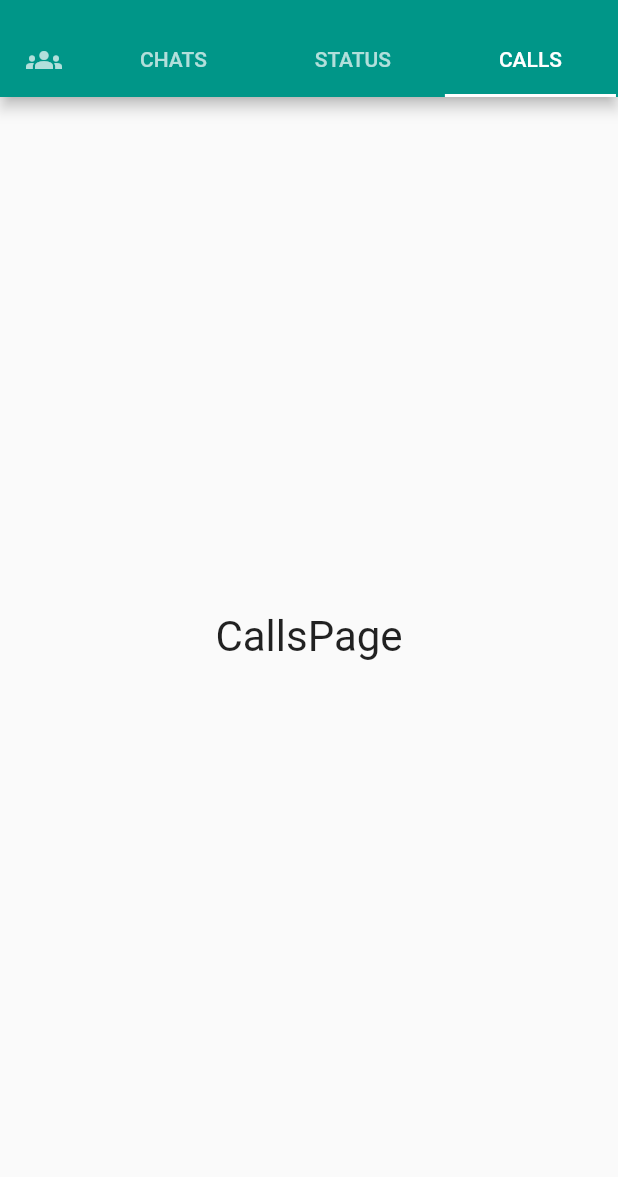
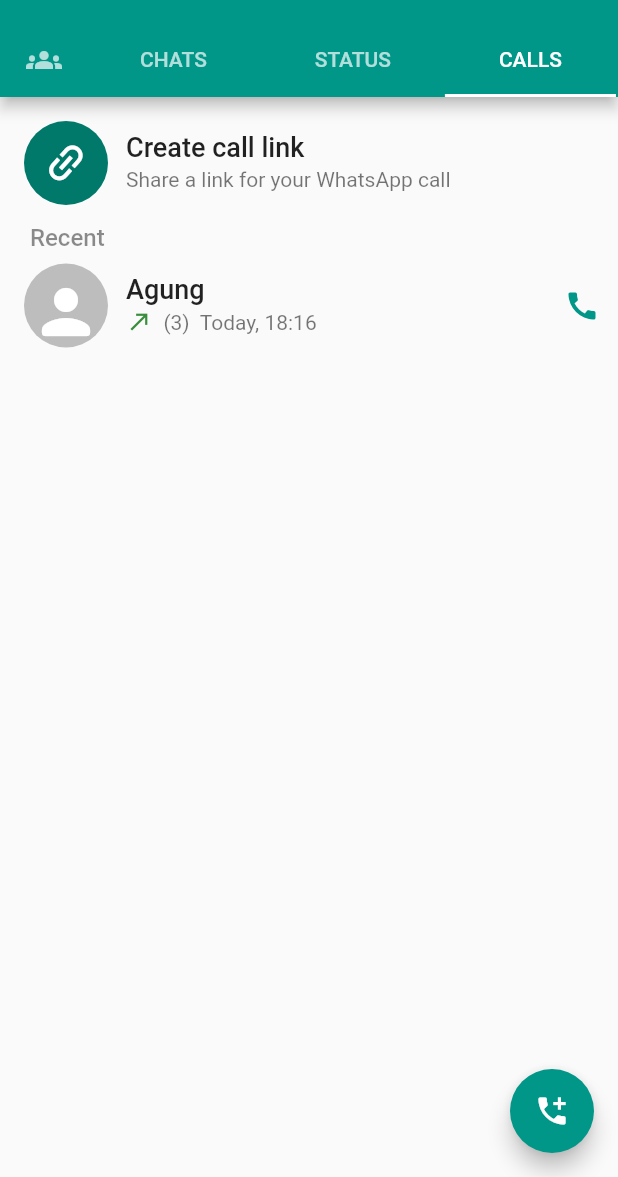
Before and after one commit to GungDeRaka/WhatsApp_UI_clone, a Flutter app: the screen it shows after launch, tab 4 chosen, after a tap on the "camera alt" icon, on a phone screen of 412 x 824 dp, the part 59-1236 px from its top. Run offline on Flutter 3.47's test engine with Material 2 defaults, Android fonts, the phone set to English and light mode, and no system bars.

Commit message:
final commit

```diff
--- a/lib/main.dart
+++ b/lib/main.dart
@@ -1,7 +1,7 @@
 import 'package:flutter/material.dart';
-import 'package:slice_ui_whatsapp/pages/chats_page.dart';
-import 'package:slice_ui_whatsapp/pages/status_page.dart';
+import 'package:slice_ui_whatsapp/main_pages_viewer.dart';
 
+import 'my_pages_view.dart';
 
 void main() {
   runApp(const MyApp());
@@ -12,107 +12,16 @@
 
   @override
   Widget build(BuildContext context) {
+    MainPagesViewer contohTabBar = const MainPagesViewer();
+    // ignore: unused_local_variable
+    MyPagesView contohTabBar2= const MyPagesView();//*Widget dengan DefaultTabController
     return MaterialApp(
       debugShowCheckedModeBanner: false,
       title: 'Flutter Demo',
       theme: ThemeData(
         primarySwatch: Colors.teal,
       ),
-      home: const MyPagesView(),
+      home: contohTabBar,
     );
   }
 }
-
-
-
-class MyPagesView extends StatefulWidget {
-  const MyPagesView({super.key});
-
-  @override
-  State<MyPagesView> createState() => _MyPagesViewState();
-}
-
-class _MyPagesViewState extends State<MyPagesView> {
-  @override
-  Widget build(BuildContext context) {
-    return DefaultTabController(
-      initialIndex: 1,
-      length: 4,
-      child: Scaffold(
-        appBar: AppBar(
-          title: const Text("WhatsApp"),
-          actions: [
-            IconButton(
-              onPressed: () {},
-              icon: const Icon(
-                Icons.camera_alt_outlined,
-                size: 24.0,
-              ),
-            ),
-            IconButton(
-              onPressed: () {},
-              icon: const Icon(
-                Icons.search,
-                size: 24.0,
-              ),
-            ),
-            IconButton(
-              onPressed: () {},
-              icon: const Icon(
-                Icons.more_vert,
-                size: 24.0,
-              ),
-            ),
-            const SizedBox(
-              width: 12,
-            )
-          ],
-          bottom: const TabBar(
-            isScrollable: true,
-            tabs: [
-              Tab(
-                icon: Icon(
-                  Icons.groups,
-                ),
-              ),
-              Padding(
-                padding: EdgeInsets.symmetric(horizontal: 20),
-                child: Tab(
-                  text: "CHATS",
-                ),
-              ),
-              Padding(
-                padding: EdgeInsets.symmetric(horizontal: 20),
-                child: Tab(
-                  text: "STATUS",
-                ),
-              ),
-              Padding(
-                padding: EdgeInsets.symmetric(horizontal: 20),
-                child: Tab(
-                  text: "CALLS",
-                ),
-              ),
-            ],
-          ),
-        ),
-        body: const TabBarView(children: [
-          Center(
-            child: Text(
-              "ComunityPage",
-              style: TextStyle(fontSize: 28),
-            ),
-          ),
-          MyChatsPage(),
-          StatusPage(),
-          Center(
-            child: Text(
-              "CallsPage",
-              style: TextStyle(fontSize: 28),
-            ),
-          )
-        ]),
-      ),
-    );
-  }
-}
--- /dev/null
+++ b/lib/main_pages_viewer.dart
@@ -0,0 +1,137 @@
+import 'package:flutter/material.dart';
+import 'package:slice_ui_whatsapp/pages/community_page.dart';
+import 'pages/calls_page.dart';
+import 'pages/chats_page.dart';
+import 'pages/status_page.dart';
+
+class MainPagesViewer extends StatefulWidget {
+  const MainPagesViewer({Key? key}) : super(key: key);
+
+  @override
+  State<MainPagesViewer> createState() => _MainPagesViewerState();
+}
+
+class _MainPagesViewerState extends State<MainPagesViewer>
+    with SingleTickerProviderStateMixin {
+  late TabController _tabController;
+
+  @override
+  void initState() {
+    super.initState();
+    _tabController = TabController(vsync: this, length: 4, initialIndex: 1);
+    _tabController.addListener(() {
+      setState(() {});
+    });
+  }
+
+  @override
+  void dispose() {
+    _tabController.dispose();
+    super.dispose();
+  }
+
+  @override
+  Widget build(BuildContext context) {
+    return Scaffold(
+      appBar: AppBar(
+        title: const Text("WhatsApp"),
+        actions: [
+          IconButton(
+            onPressed: () {},
+            icon: const Icon(
+              Icons.camera_alt_outlined,
+              size: 24.0,
+            ),
+          ),
+          (_tabController.index == 0)
+              ? const SizedBox()
+              : IconButton(
+                  onPressed: () {},
+                  icon: const Icon(
+                    Icons.search,
+                    size: 24.0,
+                  ),
+                ),
+          IconButton(
+            onPressed: () {},
+            icon: const Icon(
+              Icons.more_vert,
+              size: 24.0,
+            ),
+          ),
+          const SizedBox(
+            width: 12,
+          )
+        ],
+        bottom: TabBar(
+          onTap: (value) {
+            setState(() {});
+          },
+          controller: _tabController,
+          isScrollable: true,
+          tabs: const [
+            Tab(
+              icon: Icon(
+                Icons.groups,
+              ),
+            ),
+            Padding(
+              padding: EdgeInsets.symmetric(horizontal: 20),
+              child: Tab(
+                text: "CHATS",
+              ),
+            ),
+            Padding(
+              padding: EdgeInsets.symmetric(horizontal: 20),
+              child: Tab(
+                text: "STATUS",
+              ),
+            ),
+            Padding(
+              padding: EdgeInsets.symmetric(horizontal: 20),
+              child: Tab(
+                text: "CALLS",
+              ),
+            ),
+          ],
+        ),
+      ),
+      body: TabBarView(controller: _tabController, children: const [
+        CommunityPage(),
+        MyChatsPage(),
+        StatusPage(),
+        CallsPage(),
+      ]),
+      floatingActionButton: Column(
+        mainAxisAlignment: MainAxisAlignment.end,
+        children: (_tabController.index == 0)
+            ? []
+            : [
+                (_tabController.index == 2)
+                    ? FloatingActionButton(
+                        backgroundColor: Colors.grey[300],
+                        mini: true,
+                        child: Icon(Icons.create, color: Colors.grey[800]),
+                        onPressed: () {
+                          //
+                        },
+                      )
+                    : const SizedBox(),
+                const SizedBox(
+                  height: 12,
+                ),
+                FloatingActionButton(
+                  child: Icon((_tabController.index == 1)
+                      ? Icons.chat
+                      : (_tabController.index == 2)
+                          ? Icons.camera_alt
+                          : Icons.add_call),
+                  onPressed: () {
+                    //
+                  },
+                ),
+              ],
+      ),
+    );
+  }
+}
--- /dev/null
+++ b/lib/pages/calls_page.dart
@@ -0,0 +1,81 @@
+import 'package:flutter/material.dart';
+
+import '../model/chats_history.dart';
+import '../widgets/versatile_listtile.dart';
+
+class CallsPage extends StatelessWidget {
+  const CallsPage({Key? key}) : super(key: key);
+
+  @override
+  Widget build(BuildContext context) {
+    return Scaffold(
+      body: ListView(
+        padding: const EdgeInsets.only(top: 8,right: 12,left: 4),
+        children: [
+          VersatileListTile(
+              leadingTile: CircleAvatar(
+                    radius: 40,
+                    child: Transform.rotate(angle: 40,
+                    child: const Icon(Icons.link,size: 32,)),
+                  ),
+              tileTitle: "Create call link",
+              tileSubtitle: const Text("Share a link for your WhatsApp call",
+              style: TextStyle(
+              fontSize: 14.0,
+              ),
+              ),),
+          const SizedBox(
+            height: 4,
+          ),
+          const Padding(
+            padding: EdgeInsets.only(left: 16),
+            child: Text(
+              "Recent",
+              style: TextStyle(
+                  fontSize: 16.0,
+                  fontWeight: FontWeight.w500,
+                  color: Colors.black45),
+            ),
+          ),
+          VersatileListTile(
+              leadingTile: CircleAvatar(
+                radius: 40,
+                backgroundColor: Colors.grey[400],
+                child: const Padding(
+                  padding: EdgeInsets.only(top: 8),
+                  child: Icon(
+                    Icons.person_rounded,
+                    size: 48.0,
+                    color: Colors.white,
+                  ),
+                ),
+              ),
+              tileTitle: myChatsHistory[1]["contactName"].toString(),
+              tileSubtitle: Padding(
+                padding: const EdgeInsets.only(top: 2),
+                child: Row(
+                  crossAxisAlignment: CrossAxisAlignment.end,
+                  children: [ Icon(
+                  Icons.call_made,
+                  size: 18.0,
+                  color:  Colors.green[700],
+                  ),
+                  const Text("  (3)  Today, 18:16",
+                  style: TextStyle(
+                  fontSize: 14.0,
+                  ),
+                  ),],
+                ),
+              ),
+              trailingTile: const Icon(
+              Icons.call,
+              color: Colors.teal,
+              size: 24.0,
+              ),)
+        ],
+      ),
+
+
+    );
+  }
+}
--- a/lib/pages/chats_page.dart
+++ b/lib/pages/chats_page.dart
@@ -13,7 +13,7 @@
         children: myChatsHistory.map((chatData) {
           return VersatileListTile(
               leadingTile: CircleAvatar(
-                radius: 50,
+                radius: 40,
                 backgroundColor: Colors.grey[400],
                 child: const Padding(
                   padding: EdgeInsets.only(top: 8),
@@ -25,7 +25,11 @@
                 ),
               ),
               tileTitle: chatData["contactName"].toString(),
-              tileSubtitle: chatData["latestChat"].toString(),
+              tileSubtitle: Text(chatData["latestChat"].toString(),
+              style: const TextStyle(
+              fontSize: 14.0,
+              ),
+              ),
               trailingTile: Text(
               chatData["sentOn"].toString(),
               style: const TextStyle(
@@ -34,47 +38,7 @@
             ),);
         }).toList(),
       ),
-      floatingActionButton: FloatingActionButton(
-        child: const Icon(Icons.chat),
-        onPressed: () {
-          //
-        },
-      ),
+
     );
   }
 }
-// ListTile(
-//             contentPadding: const EdgeInsets.symmetric(horizontal: 2),
-//             onTap: () {},
-//             horizontalTitleGap: 0,
-//             title: Text(
-//               chatData["contactName"].toString(),
-//               style:
-//                   const TextStyle(fontSize: 16.0, fontWeight: FontWeight.bold),
-//             ),
-//             subtitle: Text(
-//               chatData["latestChat"].toString(),
-//               style: const TextStyle(
-//                 fontSize: 12.0,
-//               ),
-//             ),
-
-//             leading: CircleAvatar(
-//               radius: 50,
-//               backgroundColor: Colors.grey[400],
-//               child: const Padding(
-//                 padding: EdgeInsets.only(top: 8),
-//                 child: Icon(
-//                   Icons.person_rounded,
-//                   size: 48.0,
-//                   color: Colors.white,
-//                 ),
-//               ),
-//             ),
-//             trailing: Text(
-//               chatData["sentOn"].toString(),
-//               style: const TextStyle(
-//                 fontSize: 10.0,
-//               ),
-//             ),
-//           );
--- a/lib/widgets/versatile_listtile.dart
+++ b/lib/widgets/versatile_listtile.dart
@@ -5,14 +5,14 @@
   final Widget leadingTile;
   final Widget? trailingTile;
   final String tileTitle;
-  final String tileSubtitle;
+  final Widget? tileSubtitle;
 
   const VersatileListTile({
     Key? key,
     required this.leadingTile,
     this.trailingTile,
     required this.tileTitle,
-    required this.tileSubtitle,
+    this.tileSubtitle,
   }) : super(key: key);
 
   @override
@@ -25,14 +25,8 @@
         trailing: trailingTile,
         title: Text(
           tileTitle,
-        style: const TextStyle(fontSize: 16.0, fontWeight: FontWeight.bold),
+          style: const TextStyle(fontSize: 18.0, fontWeight: FontWeight.w500),
         ),
-      subtitle: Text(
-        tileSubtitle,
-        style: const TextStyle(
-          fontSize: 12.0,
-        ),
-      ),
-    );
+        subtitle: tileSubtitle);
   }
 }
```
Also changed, not shown: lib/my_pages_view.dart (added, +100 -0 lines), lib/pages/community_page.dart (added, +170 -0 lines), lib/pages/status_page.dart (+15 -24 lines), 1 other file. Lines whose indentation alone changed are shown as unchanged.
